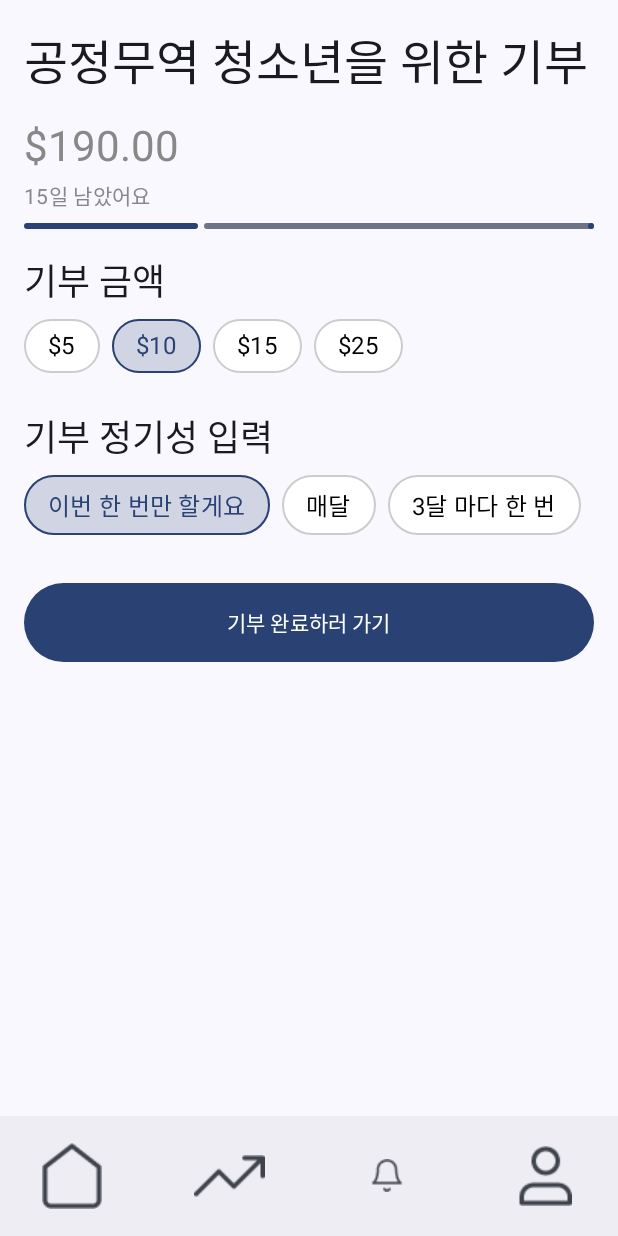
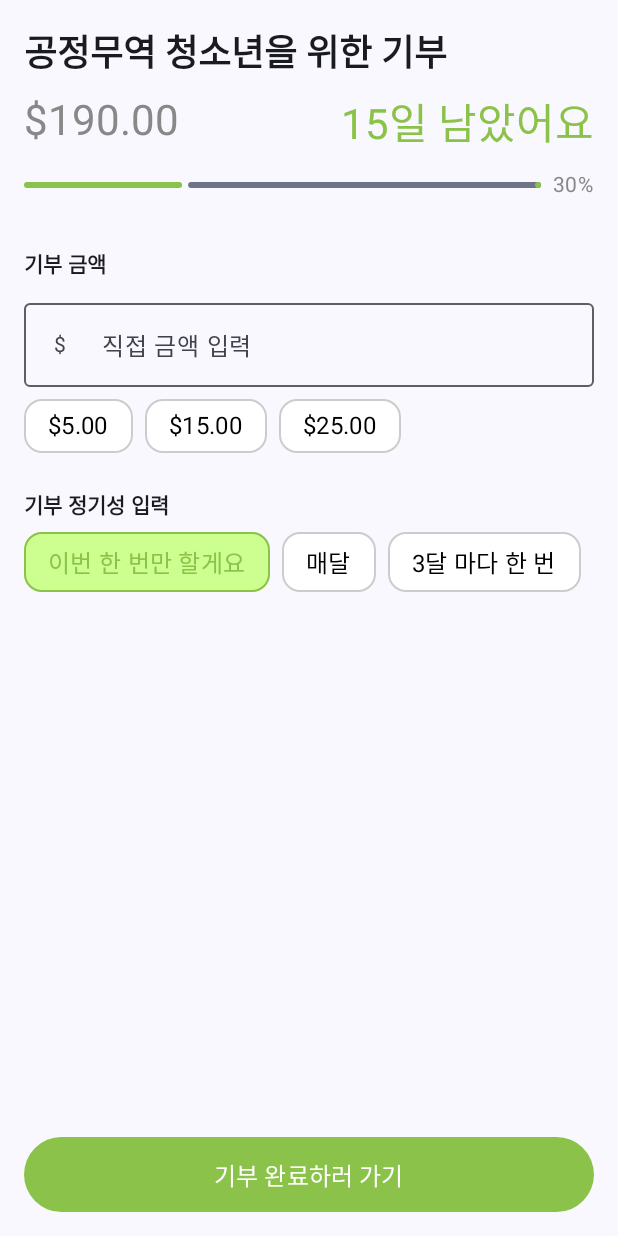
Before and after one commit to Welling-HCI-Team5/Welling_Android, an Android app built with Jetpack Compose: the DonationProgressScreen screen opened through its navigation route, on a phone screen of 412 x 824 dp. Run offline under Robolectric (Android 15) with nearby library versions, the phone set to English and light mode, and no system bars.

Commit message:
design : 관심분야 설정 화면 및 후원 진행 화면 디자인

```diff
--- a/app/src/main/java/com/example/welling/MainActivity.kt
+++ b/app/src/main/java/com/example/welling/MainActivity.kt
@@ -17,12 +17,8 @@ import androidx.navigation.compose.NavHost
 import androidx.navigation.compose.composable
 import androidx.navigation.compose.currentBackStackEntryAsState
 import androidx.navigation.compose.rememberNavController
-import com.example.welling.Screen.MainScreen
-import com.example.welling.Screen.NotificationsScreen
-import com.example.welling.Screen.StartSettingScreen
-import com.example.welling.Screen.TalentDonationScreen
 import com.example.welling.ui.theme.WellingTheme
-import com.example.welling.ui.screens.*
+import com.example.welling.Screen.*
 
 class MainActivity : ComponentActivity() {
     private val mainViewModel: MainViewModel by viewModels()
@@ -46,7 +42,7 @@ fun WellingApp(mainViewModel: MainViewModel) {
 
     Scaffold(
         bottomBar = {
-            if (currentRoute != "start_setting") {
+            if (currentRoute != "start_setting" && currentRoute != "donation_progress") {
                 BottomNavigationBar(navController)
             }
         }
@@ -57,8 +53,8 @@ fun WellingApp(mainViewModel: MainViewModel) {
             modifier = Modifier.padding(innerPadding)
         ) {
             composable("start_setting") { StartSettingScreen(navController, mainViewModel) }
-            composable("main") { MainScreen() }
-            composable("donation_progress") { DonationProgressScreen() }
+            composable("main") { MainScreen(navController) }
+            composable("donation_progress") { DonationProgressScreen(navController) }
             composable("talent_donation") { TalentDonationScreen() }
             composable("notifications") { NotificationsScreen() }
             composable("my_page") { MyPageScreen() }
--- a/app/src/main/java/com/example/welling/Screen/DonationProgressScreen.kt
+++ b/app/src/main/java/com/example/welling/Screen/DonationProgressScreen.kt
@@ -1,93 +1,172 @@
-package com.example.welling.ui.screens
+package com.example.welling.Screen
 
 import androidx.compose.foundation.BorderStroke
 import androidx.compose.foundation.clickable
+import androidx.compose.foundation.gestures.scrollable
+import androidx.compose.foundation.horizontalScroll
 import androidx.compose.foundation.layout.*
+import androidx.compose.foundation.rememberScrollState
 import androidx.compose.foundation.shape.RoundedCornerShape
+import androidx.compose.foundation.verticalScroll
 import androidx.compose.material3.*
 import androidx.compose.runtime.*
 import androidx.compose.ui.Alignment
 import androidx.compose.ui.Modifier
 import androidx.compose.ui.graphics.Color
+import androidx.compose.ui.text.font.FontWeight
 import androidx.compose.ui.unit.dp
 import androidx.compose.ui.unit.sp
-import com.example.welling.ui.components.DonationAmountSelector
-import com.example.welling.ui.components.ProgressIndicator
+import androidx.navigation.NavHostController
 
 @Composable
-fun DonationProgressScreen() {
-    val donationAmounts = listOf(5, 10, 15, 25)
-    var selectedAmount by remember { mutableStateOf(donationAmounts[1]) }
+fun DonationProgressScreen(navController: NavHostController) {
+    val donationAmounts = listOf(5, 15, 25)
+    val selectedAmount = remember { mutableStateOf<Int?>(null) }
     val regularityOptions = listOf("이번 한 번만 할게요", "매달", "3달 마다 한 번")
-    var selectedRegularity by remember { mutableStateOf(regularityOptions[0]) }
+    val selectedRegularity = remember { mutableStateOf(regularityOptions[0]) }
+    var customAmount by remember { mutableStateOf("") }
 
+    Scaffold(
+        bottomBar = {
+            Button(
+                onClick = { /* TODO: 기부 완료 로직 추가 */ },
+                modifier = Modifier
+                    .fillMaxWidth()
+                    .padding(16.dp)
+                    .height(50.dp),
+                shape = RoundedCornerShape(25.dp),
+                colors = ButtonDefaults.buttonColors(containerColor = Color(0xFF8BC34A))
+            ) {
+                Text(
+                    text = "기부 완료하러 가기",
+                    color = Color.White,
+                    fontSize = 16.sp
+                )
+            }
+        }
+    ) { innerPadding ->
         Column(
             modifier = Modifier
                 .fillMaxSize()
+                .padding(innerPadding)
                 .padding(16.dp)
+                .verticalScroll(rememberScrollState())
         ) {
             Text(
                 text = "공정무역 청소년을 위한 기부",
-            style = MaterialTheme.typography.headlineLarge,
+                style = MaterialTheme.typography.headlineSmall.copy(fontWeight = FontWeight.Bold),
                 modifier = Modifier.padding(bottom = 8.dp)
             )
-        ProgressIndicator(
-            progress = 0.3f,
-            labelText = "기부 진행 상황",
-            amountText = "$190.00",
-            remainingDaysText = "15일 남았어요"
+            Row(
+                modifier = Modifier.fillMaxWidth(),
+                horizontalArrangement = Arrangement.SpaceBetween,
+                verticalAlignment = Alignment.CenterVertically
+            ) {
+                Text(
+                    text = "$190.00",
+                    style = MaterialTheme.typography.headlineMedium.copy(color = Color.Gray),
+                    modifier = Modifier.padding(bottom = 4.dp)
                 )
                 Text(
+                    text = "15일 남았어요",
+                    style = MaterialTheme.typography.headlineMedium.copy(color = Color(0xFF8BC34A)),
+                    modifier = Modifier.padding(bottom = 4.dp)
+                )
+            }
+            Row(
+                verticalAlignment = Alignment.CenterVertically,
+                modifier = Modifier
+                    .fillMaxWidth()
+                    .padding(vertical = 8.dp)
+            ) {
+                LinearProgressIndicator(
+                    progress = 0.3f,
+                    modifier = Modifier.weight(1f),
+                    color = Color(0xFF8BC34A)
+                )
+                Spacer(modifier = Modifier.width(8.dp))
+                Text(
+                    text = "30%",
+                    style = MaterialTheme.typography.bodyMedium.copy(color = Color.Gray)
+                )
+            }
+            Spacer(modifier = Modifier.height(16.dp))
+            Text(
                 text = "기부 금액",
-            style = MaterialTheme.typography.headlineSmall,
+                style = MaterialTheme.typography.bodyMedium.copy(fontWeight = FontWeight.Bold),
                 modifier = Modifier.padding(vertical = 8.dp)
             )
-        DonationAmountSelector(
-            donationAmounts = donationAmounts,
-            selectedAmount = selectedAmount,
-            onAmountSelected = { selectedAmount = it }
+            OutlinedTextField(
+                value = customAmount,
+                onValueChange = {
+                    customAmount = it
+                    selectedAmount.value = null
+                },
+                label = { Text(text = "직접 금액 입력") },
+                modifier = Modifier.fillMaxWidth(),
+                leadingIcon = { Text(text = "$", style = MaterialTheme.typography.bodyMedium) },
+                singleLine = true
             )
-        Spacer(modifier = Modifier.height(16.dp))
-        Text(
-            text = "기부 정기성 입력",
-            style = MaterialTheme.typography.headlineSmall,
-            modifier = Modifier.padding(vertical = 8.dp)
-        )
+            Spacer(modifier = Modifier.height(8.dp))
             Row(
                 horizontalArrangement = Arrangement.spacedBy(8.dp),
                 verticalAlignment = Alignment.CenterVertically
             ) {
+                donationAmounts.forEach { amount ->
+                    val isSelected = selectedAmount.value == amount
+                    Surface(
+                        shape = RoundedCornerShape(12.dp),
+                        color = if (isSelected) Color(0xFFCCFF90) else Color.White,
+                        border = BorderStroke(1.dp, if (isSelected) Color(0xFF8BC34A) else Color.LightGray),
+                        modifier = Modifier
+                            .clickable {
+                                customAmount = ""
+                                selectedAmount.value = amount
+                            }
+                    ) {
+                        Text(
+                            text = "$$amount.00",
+                            style = MaterialTheme.typography.bodyMedium,
+                            modifier = Modifier.padding(horizontal = 16.dp, vertical = 8.dp),
+                            fontSize = 16.sp,
+                            color = if (isSelected) Color(0xFF8BC34A) else Color.Black
+                        )
+                    }
+                }
+            }
+            Spacer(modifier = Modifier.height(16.dp))
+            Text(
+                text = "기부 정기성 입력",
+                style = MaterialTheme.typography.bodyMedium.copy(fontWeight = FontWeight.Bold),
+                modifier = Modifier.padding(vertical = 8.dp)
+            )
+            Row(
+                modifier = Modifier
+                    .fillMaxWidth()
+                    .horizontalScroll(rememberScrollState()),
+                horizontalArrangement = Arrangement.spacedBy(8.dp),
+                verticalAlignment = Alignment.CenterVertically
+            ) {
                 regularityOptions.forEach { option ->
-                val isSelected = selectedRegularity == option
+                    val isSelected = selectedRegularity.value == option
                     Surface(
-                    shape = RoundedCornerShape(20.dp),
-                    color = if (isSelected) MaterialTheme.colorScheme.primary.copy(alpha = 0.2f) else Color.White,
-                    border = BorderStroke(1.dp, if (isSelected) MaterialTheme.colorScheme.primary else Color.LightGray),
+                        shape = RoundedCornerShape(12.dp),
+                        color = if (isSelected) Color(0xFFCCFF90) else Color.White,
+                        border = BorderStroke(1.dp, if (isSelected) Color(0xFF8BC34A) else Color.LightGray),
                         modifier = Modifier
-                        .clickable { selectedRegularity = option }
+                            .clickable { selectedRegularity.value = option }
                     ) {
                         Text(
                             text = option,
                             style = MaterialTheme.typography.bodyMedium,
                             modifier = Modifier.padding(horizontal = 16.dp, vertical = 8.dp),
                             fontSize = 16.sp,
-                        color = if (isSelected) MaterialTheme.colorScheme.primary else Color.Black
+                            color = if (isSelected) Color(0xFF8BC34A) else Color.Black
                         )
                     }
                 }
             }
-        Spacer(modifier = Modifier.height(32.dp))
-        Button(
-            onClick = { /* TODO: 기부 완료 로직 추가 */ },
-            modifier = Modifier.fillMaxWidth(),
-            shape = RoundedCornerShape(50),
-            colors = ButtonDefaults.buttonColors(containerColor = MaterialTheme.colorScheme.primary)
-        ) {
-            Text(
-                text = "기부 완료하러 가기",
-                color = Color.White,
-                modifier = Modifier.padding(horizontal = 16.dp, vertical = 8.dp)
-            )
+            Spacer(modifier = Modifier.height(80.dp))
         }
     }
 }
--- a/app/src/main/java/com/example/welling/Screen/MainScreen.kt
+++ b/app/src/main/java/com/example/welling/Screen/MainScreen.kt
@@ -1,14 +1,20 @@
 package com.example.welling.Screen
 
 import androidx.compose.foundation.layout.*
-import androidx.compose.material3.*
+import androidx.compose.foundation.shape.RoundedCornerShape
+import androidx.compose.material3.Button
+import androidx.compose.material3.ButtonDefaults
+import androidx.compose.material3.MaterialTheme
+import androidx.compose.material3.Text
 import androidx.compose.runtime.Composable
 import androidx.compose.ui.Alignment
 import androidx.compose.ui.Modifier
+import androidx.compose.ui.graphics.Color
 import androidx.compose.ui.unit.dp
+import androidx.navigation.NavHostController
 
 @Composable
-fun MainScreen() {
+fun MainScreen(navController: NavHostController) {
     Column(
         modifier = Modifier
             .fillMaxSize()
@@ -16,6 +22,21 @@ fun MainScreen() {
         verticalArrangement = Arrangement.Center,
         horizontalAlignment = Alignment.CenterHorizontally
     ) {
-        Text(text = "메인 화면", style = MaterialTheme.typography.headlineLarge)
+        Text(
+            text = "메인 화면",
+            style = MaterialTheme.typography.headlineLarge,
+            modifier = Modifier.padding(bottom = 16.dp)
+        )
+        Button(
+            onClick = { navController.navigate("donation_progress") },
+            shape = RoundedCornerShape(50),
+            colors = ButtonDefaults.buttonColors(containerColor = MaterialTheme.colorScheme.primary)
+        ) {
+            Text(
+                text = "기부하기",
+                color = Color.White,
+                modifier = Modifier.padding(horizontal = 16.dp, vertical = 8.dp)
+            )
+        }
     }
 }
--- a/app/src/main/java/com/example/welling/Screen/MyPageScreen.kt
+++ b/app/src/main/java/com/example/welling/Screen/MyPageScreen.kt
@@ -1,4 +1,4 @@
-package com.example.welling.ui.screens
+package com.example.welling.Screen
 
 import androidx.compose.foundation.layout.*
 import androidx.compose.material3.*
--- a/app/src/main/java/com/example/welling/Screen/StartSettingScreen.kt
+++ b/app/src/main/java/com/example/welling/Screen/StartSettingScreen.kt
@@ -3,13 +3,13 @@ package com.example.welling.Screen
 import androidx.compose.foundation.BorderStroke
 import androidx.compose.foundation.clickable
 import androidx.compose.foundation.layout.*
-import androidx.compose.foundation.shape.CircleShape
 import androidx.compose.foundation.shape.RoundedCornerShape
 import androidx.compose.material3.*
 import androidx.compose.runtime.*
 import androidx.compose.ui.Alignment
 import androidx.compose.ui.Modifier
 import androidx.compose.ui.graphics.Color
+import androidx.compose.ui.text.font.FontWeight
 import androidx.compose.ui.unit.dp
 import androidx.compose.ui.unit.sp
 import androidx.navigation.NavHostController
@@ -17,42 +17,54 @@ import com.example.welling.MainViewModel
 
 @Composable
 fun StartSettingScreen(navController: NavHostController, mainViewModel: MainViewModel) {
-    val categories = listOf("가난", "성평등", "노인", "빈곤", "재능 기부", "깨끗한 물", "쓰레기 오염")
+    val categories = listOf(
+        listOf("가난", "성평등"),
+        listOf("노인", "빈곤"),
+        listOf("재능 기부"),
+        listOf("깨끗한 물", "쓰레기 오염")
+    )
     val selectedCategories = remember { mutableStateListOf<String>() }
 
     Column(
         modifier = Modifier
             .fillMaxSize()
-            .padding(16.dp),
-        horizontalAlignment = Alignment.CenterHorizontally
+            .padding(16.dp)
     ) {
         Text(
             text = "관심 분야 설정",
-            style = MaterialTheme.typography.headlineLarge,
-            modifier = Modifier.padding(bottom = 8.dp)
+            style = MaterialTheme.typography.headlineMedium,
+            fontWeight = FontWeight.SemiBold,
+            modifier = Modifier
+                .padding(bottom = 8.dp)
+                .align(Alignment.Start)
         )
         Text(
             text = "관심 있는 분야를 선택해주세요.",
-            style = MaterialTheme.typography.bodyMedium,
-            modifier = Modifier.padding(bottom = 16.dp),
+            style = MaterialTheme.typography.bodyLarge,
+            modifier = Modifier
+                .padding(bottom = 32.dp)
+                .align(Alignment.Start),
             color = Color.Gray
         )
         Column(
+            modifier = Modifier.fillMaxWidth(),
             verticalArrangement = Arrangement.spacedBy(8.dp),
             horizontalAlignment = Alignment.CenterHorizontally
         ) {
-            categories.chunked(3).forEach { rowItems ->
+            categories.forEach { rowItems ->
                 Row(
-                    horizontalArrangement = Arrangement.spacedBy(8.dp),
+                    modifier = Modifier.fillMaxWidth(),
+                    horizontalArrangement = Arrangement.Center,
                     verticalAlignment = Alignment.CenterVertically
                 ) {
                     rowItems.forEach { category ->
                         val isSelected = selectedCategories.contains(category)
                         Surface(
-                            shape = CircleShape,
-                            color = if (isSelected) MaterialTheme.colorScheme.primary.copy(alpha = 0.2f) else Color.White,
-                            border = BorderStroke(1.dp, if (isSelected) MaterialTheme.colorScheme.primary else Color.LightGray),
+                            shape = RoundedCornerShape(20.dp),
+                            color = if (isSelected) Color(0xFFCCFF90) else Color.White,
+                            border = BorderStroke(1.dp, if (isSelected) Color(0xFFCCFF90) else Color.LightGray.copy(alpha = 0.5f)),
                             modifier = Modifier
+                                .padding(horizontal = 6.dp, vertical = 6.dp)
                                 .clickable {
                                     if (isSelected) {
                                         selectedCategories.remove(category)
@@ -63,24 +75,25 @@ fun StartSettingScreen(navController: NavHostController, mainViewModel: MainView
                         ) {
                             Text(
                                 text = category,
-                                style = MaterialTheme.typography.bodyMedium,
-                                modifier = Modifier.padding(horizontal = 16.dp, vertical = 8.dp),
+                                style = MaterialTheme.typography.bodyLarge,
+                                modifier = Modifier.padding(horizontal = 20.dp, vertical = 8.dp),
                                 fontSize = 16.sp,
-                                color = if (isSelected) MaterialTheme.colorScheme.primary else Color.Black
+                                color = if (isSelected) Color(0xFF8BC34A) else Color.Black
                             )
                         }
                     }
                 }
             }
         }
-        Spacer(modifier = Modifier.height(16.dp))
+        Spacer(modifier = Modifier.height(32.dp))
         Button(
             onClick = {
                 mainViewModel.setFirstLaunchCompleted()
-                navController.navigate("donation_progress")
+                navController.navigate("main")
             },
             shape = RoundedCornerShape(50),
-            colors = ButtonDefaults.buttonColors(containerColor = MaterialTheme.colorScheme.primary)
+            colors = ButtonDefaults.buttonColors(containerColor = MaterialTheme.colorScheme.primary),
+            modifier = Modifier.align(Alignment.CenterHorizontally)
         ) {
             Text(
                 text = "다음",
```
Lines whose indentation alone changed are shown as unchanged.
